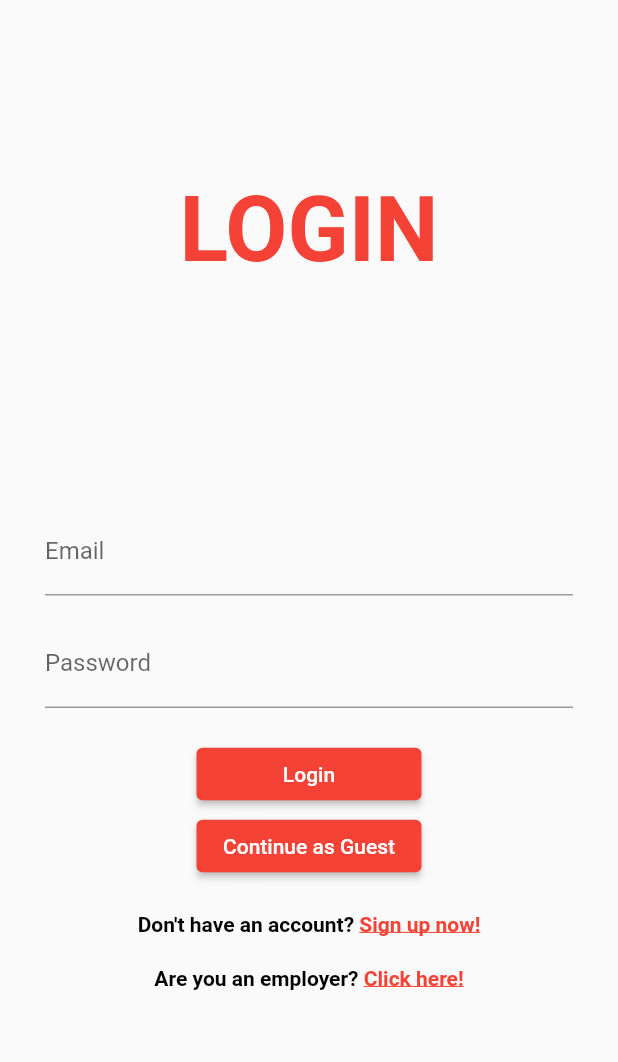
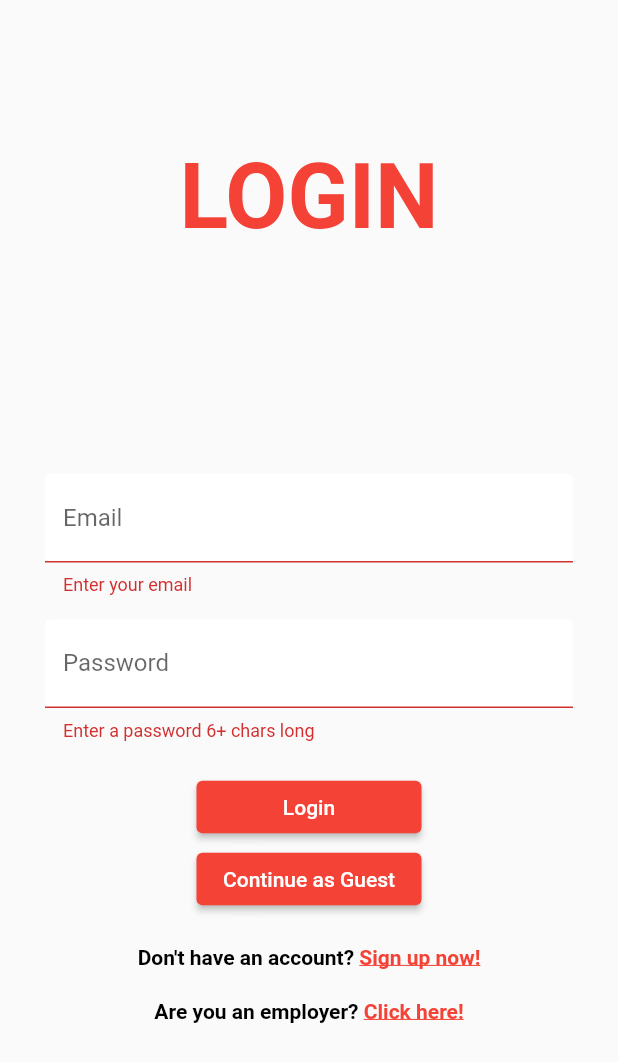
Before and after one commit to luiscnalves21/ESOF_internconnect, a Flutter app: the screen it shows after launch, after a tap on "Login", on a phone screen of 412 x 824 dp. Shown: the top 1062 px of the screen. Run offline on Flutter 3.47's test engine with Material 2 defaults, Android fonts, the phone set to English and light mode, and no system bars; our stand-ins replace cloud_firestore, firebase_auth, firebase_core, flutter_spinkit; accounts and stored records are empty.

Commit message:
Connected to firebase and print users

```diff
--- /dev/null
+++ b/internconnect/lib/models/student.dart
@@ -0,0 +1,8 @@
+class Student {
+
+  Student({required this.name, required this.email});
+
+  final String? name;
+  final String? email;
+
+}
--- a/internconnect/lib/screens/authenticate/authenticate.dart
+++ b/internconnect/lib/screens/authenticate/authenticate.dart
@@ -1,4 +1,6 @@
 import 'package:flutter/material.dart';
+import 'package:internconnect/screens/authenticate/company_login.dart';
+import 'package:internconnect/screens/authenticate/company_signup.dart';
 import 'package:internconnect/screens/authenticate/student_login.dart';
 import 'package:internconnect/screens/authenticate/student_signup.dart';
 
@@ -10,8 +12,28 @@ class Authenticate extends StatefulWidget {
 }
 
 class _AuthenticateState extends State<Authenticate> {
+  bool _showSignIn = true;
+  bool _showStudent = true;
+
+  void toggleView(bool showStudent, bool showSignIn) {
+    setState(() => _showStudent = showStudent);
+    setState(() => _showSignIn = showSignIn);
+  }
+
   @override
   Widget build(BuildContext context) {
-      return StudentLogin();
+    if (_showStudent) {
+      if (_showSignIn) {
+        return StudentLogin(toggleView: toggleView);
+      } else {
+        return StudentSignup(toggleView: toggleView);
+      }
+    } else {
+      if (_showSignIn) {
+        return CompanyLogin(toggleView: toggleView);
+      } else {
+        return CompanySignup(toggleView: toggleView);
+      }
+    }
   }
 }
--- a/internconnect/lib/screens/authenticate/student_login.dart
+++ b/internconnect/lib/screens/authenticate/student_login.dart
@@ -1,11 +1,11 @@
 import 'package:flutter/material.dart';
-import 'package:internconnect/screens/authenticate/company_login.dart';
-import 'package:internconnect/screens/authenticate/student_signup.dart';
-import 'package:internconnect/screens/home/loading_page.dart';
 import 'package:internconnect/services/auth.dart';
+import 'package:internconnect/shared/constants.dart';
+import 'package:internconnect/shared/loading.dart';
 
 class StudentLogin extends StatefulWidget {
-  const StudentLogin({super.key});
+  final Function toggleView;
+  const StudentLogin({super.key, required this.toggleView});
 
   @override
   State<StudentLogin> createState() => _StudentLoginState();
@@ -14,13 +14,16 @@ class StudentLogin extends StatefulWidget {
 class _StudentLoginState extends State<StudentLogin> {
   final AuthService _auth = AuthService();
   final _formKey = GlobalKey<FormState>();
+  bool loading = false;
 
   String email = "";
   String password = "";
   String error = "";
 
   Widget build(BuildContext context) {
-    return Scaffold(
+    return loading
+        ? Loading()
+        : Scaffold(
             body: SingleChildScrollView(
               child: SizedBox(
                 width: MediaQuery.of(context).size.width,
@@ -44,31 +47,54 @@ class _StudentLoginState extends State<StudentLogin> {
                           children: [
                             TextFormField(
                               keyboardType: TextInputType.emailAddress,
-                        decoration: const InputDecoration(
-                          labelText: 'Email',
-                        ),
-                        onChanged: (val) {
-                          setState(() {
-                            email = val;
-                          });
-                        },
+                              validator: (value) =>
+                                  value!.isEmpty ? 'Enter your email' : null,
+                              decoration: inputDecoration('Email'),
+                              onChanged: (val) => setState(() => email = val),
                             ),
                             const SizedBox(height: 16.0),
                             TextFormField(
-                        decoration: const InputDecoration(
-                          labelText: 'Password',
-                        ),
+                                validator: (value) => value!.length < 6
+                                    ? 'Enter a password 6+ chars long'
+                                    : null,
+                                decoration: inputDecoration('Password'),
                                 obscureText: true,
-                        onChanged: (val) {
-                          setState(() {
-                            password = val;
-                          });
-                        },
-                      ),
+                                onChanged: (val) =>
+                                    setState(() => password = val)),
                             const SizedBox(height: 20.0),
                             ElevatedButton(
-                        onPressed: () async {},
+                              onPressed: () async {
+                                if (_formKey.currentState!.validate()) {
+                                  //Navigator.push(context, MaterialPageRoute(builder: (context) => LoadingPage()));
+                                  setState(() => loading = true);
+                                  dynamic result =
+                                      await _auth.signInWithEmailAndPassword(
+                                          email, password);
+                                  if (result == null) {
+                                    setState(() {
+                                      error = 'Email or password is incorrect';
+                                      loading = false;
+                                    });
+                                  }
+                                }
+                              },
                               child: const Text('Login'),
+                              style: ElevatedButton.styleFrom(
+                                minimumSize: Size(150, 35),
+                              ),
+                            ),
+                            ElevatedButton(
+                              child: Text('Continue as Guest'),
+                              onPressed: () async {
+                                setState(() => loading = true);
+                                dynamic result = await _auth.signInAnon();
+                                if (result == null) {
+                                  setState(() {
+                                    error = 'Error signing in';
+                                    loading = false;
+                                  });
+                                }
+                              },
                               style: ElevatedButton.styleFrom(
                                 minimumSize: Size(150, 35),
                               ),
@@ -76,42 +102,17 @@ class _StudentLoginState extends State<StudentLogin> {
                           ],
                         ),
                       ),
-                ElevatedButton(
-                  child: Text('Continue as Guest'),
-                  onPressed: () async {
-                    if (_formKey.currentState!.validate()) {
-                      Navigator.push(
-                        context,
-                        MaterialPageRoute(builder: (context) => LoadingPage()),
-                      );
-                    }
-                    dynamic result = await _auth.signInAnon();
-                    if (result == null) {
-                      setState(() {
-                        error = 'Error signing in';
-                      });
-                    } else {
-                      Navigator.pop(context);
-                    }
-                  },
-                  style: ElevatedButton.styleFrom(
-                    minimumSize: Size(150, 35),
-                  ),
-                ),
                       const SizedBox(height: 20.0),
                       GestureDetector(
                         onTap: () {
-                    Navigator.push(
-                      context,
-                      MaterialPageRoute(
-                          builder: (context) => const StudentSignup()),
-                    );
+                          widget.toggleView(true, false);
                         },
                         child: const Text.rich(
                           TextSpan(
                             text: 'Don\'t have an account? ',
                             style: TextStyle(
-                          color: Colors.black, fontWeight: FontWeight.bold),
+                                color: Colors.black,
+                                fontWeight: FontWeight.bold),
                             children: <TextSpan>[
                               TextSpan(
                                 text: 'Sign up now!',
@@ -127,17 +128,14 @@ class _StudentLoginState extends State<StudentLogin> {
                       const SizedBox(height: 20.0),
                       GestureDetector(
                         onTap: () {
-                    Navigator.push(
-                      context,
-                      MaterialPageRoute(
-                          builder: (context) => const CompanyLogin()),
-                    );
+                          widget.toggleView(false, true);
                         },
                         child: const Text.rich(
                           TextSpan(
                             text: 'Are you an employer? ',
                             style: TextStyle(
-                          color: Colors.black, fontWeight: FontWeight.bold),
+                                color: Colors.black,
+                                fontWeight: FontWeight.bold),
                             children: <TextSpan>[
                               TextSpan(
                                 text: 'Click here!',
@@ -154,7 +152,8 @@ class _StudentLoginState extends State<StudentLogin> {
                       Text(
                         textAlign: TextAlign.center,
                         error,
-                  style: const TextStyle(color: Colors.red, fontSize: 14.0),
+                        style:
+                            const TextStyle(color: Colors.red, fontSize: 14.0),
                       )
                     ],
                   ),
--- a/internconnect/lib/services/auth.dart
+++ b/internconnect/lib/services/auth.dart
@@ -1,5 +1,6 @@
 import 'package:firebase_auth/firebase_auth.dart';
 import 'package:internconnect/models/firebase_user.dart';
+import 'package:internconnect/services/database.dart';
 
 class AuthService {
   final FirebaseAuth _auth = FirebaseAuth.instance;
@@ -29,8 +30,7 @@ class AuthService {
   // sign in with email & password
   Future signInWithEmailAndPassword(String email, String password) async {
     try {
-      UserCredential result = await _auth.signInWithEmailAndPassword(
-          email: email, password: password);
+      UserCredential result = await _auth.signInWithEmailAndPassword(email: email, password: password);
       User? user = result.user;
       return _userFromFirebaseUser(user);
     } catch (e) {
@@ -40,13 +40,18 @@ class AuthService {
   }
 
   // register with email & password
-  Future registerWithEmailAndPassword(
-      String name, String email, String password) async {
+  Future registerWithEmailAndPassword(String name, String email, String password, String type) async {
     try {
-      UserCredential result = await _auth.createUserWithEmailAndPassword(
-          email: email, password: password);
-      //result.user!.updateDisplayName(name);
+      UserCredential result = await _auth.createUserWithEmailAndPassword(email: email, password: password);
       User? user = result.user;
+
+      // create a new document for the user with the uid
+      if (type == 'student') {
+        await DatabaseService(uid: user!.uid).updateStudentData(name, email);
+      } else {
+        await DatabaseService(uid: user!.uid).updateCompanyData(name, email);
+      }
+
       return _userFromFirebaseUser(user);
     } catch (e) {
       print(e.toString());
--- /dev/null
+++ b/internconnect/lib/services/database.dart
@@ -0,0 +1,41 @@
+import 'package:cloud_firestore/cloud_firestore.dart';
+
+import '../models/student.dart';
+
+class DatabaseService {
+  final String? uid;
+  DatabaseService({this.uid});
+
+  final CollectionReference studentCollection =
+      FirebaseFirestore.instance.collection('students');
+  final CollectionReference companyCollection =
+      FirebaseFirestore.instance.collection('companies');
+
+  Future updateStudentData(String name, String email) async {
+    return await studentCollection.doc(uid).set({
+      'name': name,
+      'email': email,
+    });
+  }
+
+  Future updateCompanyData(String name, String email) async {
+    return await companyCollection.doc(uid).set({
+      'name': name,
+      'email': email,
+    });
+  }
+
+  // student list from snapshot
+  List<Student> _studentListFromSnapshot(QuerySnapshot snapshot) {
+    return snapshot.docs.map((doc) {
+      return Student(
+        name: doc['name'] ?? '',
+        email: doc['email'] ?? '',
+      );
+    }).toList();
+  }
+
+  Stream<List<Student>> get students {
+    return studentCollection.snapshots().map(_studentListFromSnapshot);
+  }
+}
--- /dev/null
+++ b/internconnect/lib/shared/constants.dart
@@ -0,0 +1,21 @@
+import 'package:flutter/material.dart';
+
+InputDecoration inputDecoration(String? labeltext) {
+  return InputDecoration(
+    labelText: labeltext,
+    fillColor: Colors.white,
+    filled: true,
+    enabledBorder: const OutlineInputBorder(
+      borderSide: BorderSide(
+        color: Colors.black12,
+        width: 1.0,
+      ),
+    ),
+    focusedBorder: const OutlineInputBorder(
+      borderSide: BorderSide(
+        color: Colors.red,
+        width: 2.0,
+      ),
+    ),
+  );
+}
--- a/internconnect/pubspec.yaml
+++ b/internconnect/pubspec.yaml
@@ -39,8 +39,7 @@ dependencies:
   cloud_firestore: ^4.4.5
   firebase_core: ^2.8.0
   provider: ^6.0.5
-  http: ^0.13.5
-  html: ^0.15.2
+  flutter_spinkit: ^5.1.0
 
 dev_dependencies:
   flutter_test:
```
Also changed, not shown: internconnect/lib/screens/authenticate/company_login.dart (+69 -55 lines), internconnect/lib/screens/authenticate/company_signup.dart (+69 -53 lines), internconnect/lib/screens/authenticate/student_signup.dart (+26 -46 lines), internconnect/lib/screens/home/home.dart (+16 -2 lines), internconnect/lib/screens/home/loading_page.dart (deleted, +0 -12 lines), internconnect/lib/screens/home/search_page.dart (deleted, +0 -49 lines), internconnect/lib/screens/home/student_list.dart (added, +31 -0 lines), internconnect/lib/shared/loading.dart (added, +17 -0 lines), internconnect/lib/main.dart (line endings or trailing spaces), internconnect/pubspec.lock, 1 other file. Lines whose indentation alone changed are shown as unchanged.
